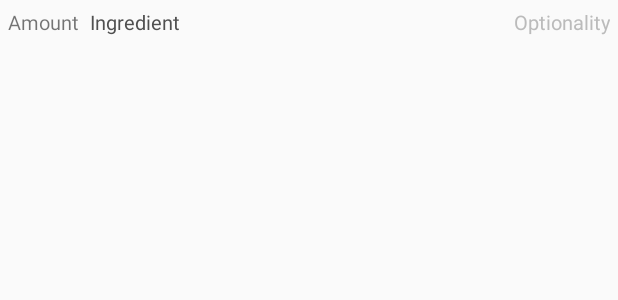
After one commit to felinicolaes/AppProject, an Android app: the layout smalllist.xml on its own in the app's theme, with its tools: preview values and no code run, on a phone screen of 412 x 824 dp. The commit adds this screen. Shown: the top 300 px of the screen. Run offline under Robolectric (Android 15) with nearby library versions, the phone set to English and light mode, and no system bars.

Commit message:
added custom listview

```diff
--- /dev/null
+++ b/EmptyYourFridge/app/src/main/res/layout/smalllist.xml
@@ -0,0 +1,43 @@
+<?xml version="1.0" encoding="utf-8"?>
+<RelativeLayout xmlns:android="http://schemas.android.com/apk/res/android"
+    android:layout_width="match_parent"
+    android:layout_height="match_parent">
+
+    <TextView
+        android:layout_width="wrap_content"
+        android:layout_height="wrap_content"
+        android:textAppearance="?android:attr/textAppearanceSmall"
+        android:text="Ingredient"
+        android:id="@+id/ingredient"
+        android:textColor="#505050"
+        android:textSize="13sp"
+        android:paddingLeft="60dp"
+        android:paddingTop="5dp"
+        android:paddingRight="10dp"
+        android:paddingBottom="5dp"
+        android:layout_alignParentTop="true"
+        android:layout_alignParentStart="true" />
+
+    <TextView
+        android:layout_width="wrap_content"
+        android:layout_height="wrap_content"
+        android:textAppearance="?android:attr/textAppearanceSmall"
+        android:text="Optionality"
+        android:id="@+id/optional"
+        android:layout_alignParentTop="true"
+        android:layout_alignParentEnd="true"
+        android:textColor="#BBBBBB"
+        android:textSize="13sp"
+        android:padding="5dp" />
+
+    <TextView
+        android:layout_width="wrap_content"
+        android:layout_height="wrap_content"
+        android:textAppearance="?android:attr/textAppearanceSmall"
+        android:text="Amount"
+        android:id="@+id/amount"
+        android:textSize="13sp"
+        android:layout_alignParentTop="true"
+        android:layout_alignParentStart="true"
+        android:padding="5dp" />
+</RelativeLayout>
```
Also changed, not shown: EmptyYourFridge/app/src/main/java/mprog/nl/emptyyourfridge/IngredientList.java (added, +59 -0 lines), EmptyYourFridge/app/src/main/java/mprog/nl/emptyyourfridge/addRecipeActivity.java (+7 -8 lines), EmptyYourFridge/app/src/main/java/mprog/nl/emptyyourfridge/seeRecipeActivity.java (+27 -5 lines), EmptyYourFridge/app/src/main/res/layout/activity_see_recipe.xml (+11 -1 lines), 1 other file.
